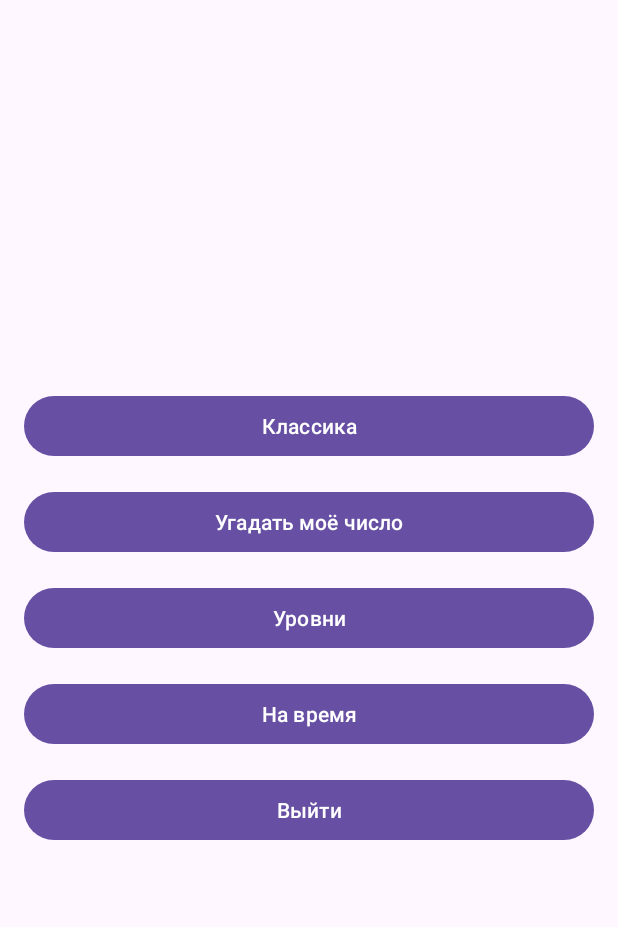
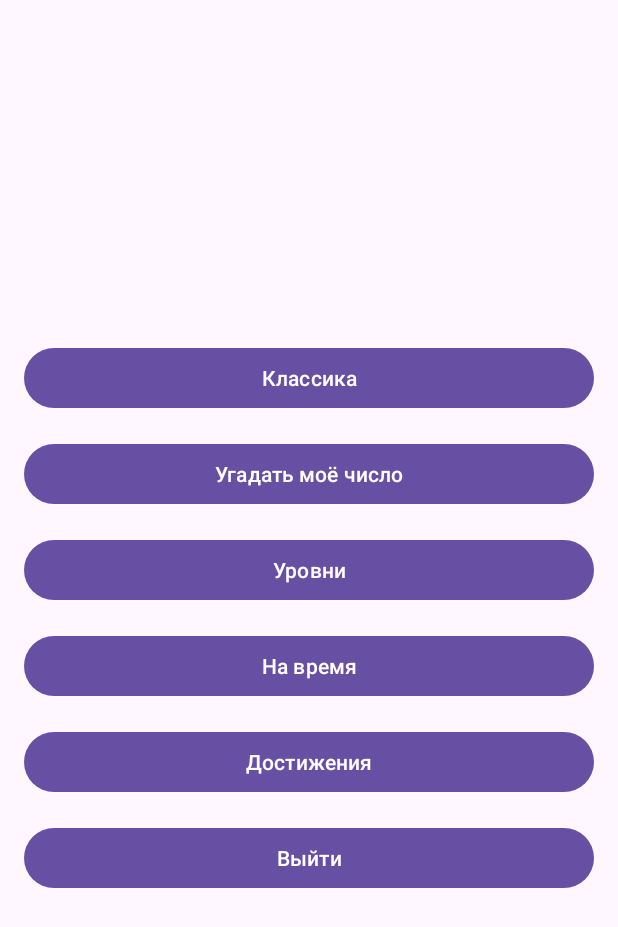
Before and after one commit to MaxKhlystov/Laba7, an Android app: the screen it shows after launch (MainActivity), on a phone screen of 412 x 824 dp. Shown: the top 927 px of the screen. Run offline under Robolectric (Android 15) with nearby library versions, the phone set to English and light mode, and no system bars.

Commit message:
загатовка под первое достижение

```diff
--- a/app/src/main/AndroidManifest.xml
+++ b/app/src/main/AndroidManifest.xml
@@ -23,6 +23,7 @@
         <activity android:name=".LevelsModeActivity" />
         <activity android:name=".GameLevelActivity" />
         <activity android:name=".TimeModeActivity" />
+        <activity android:name=".AchivementActivity" />
     </application>
 
 </manifest>
--- a/app/src/main/java/com/example/laba7maks/GameLogic.java
+++ b/app/src/main/java/com/example/laba7maks/GameLogic.java
@@ -18,7 +18,7 @@ public class GameLogic {
     }
 
     public void resetGameClassic() {
-        secretNumber = (int) (Math.random() * 100) + 1;
+        secretNumber = (int) (Math.random() * 1) + 1;
         attempts = 0;
         isGameOver = false;
         isTimeMode = false;
--- a/app/src/main/java/com/example/laba7maks/MainActivity.java
+++ b/app/src/main/java/com/example/laba7maks/MainActivity.java
@@ -18,6 +18,7 @@ public class MainActivity extends BaseActivity {
         Button btnPlayerNumber = findViewById(R.id.btnPlayerNumber);
         Button btnLevelsMode = findViewById(R.id.btnLevelsMode);
         Button btnTimeMode = findViewById(R.id.btnTimeMode);
+        Button btnAchivements = findViewById(R.id.btnAchivements);
         Button btnExit = findViewById(R.id.btnExit);
 
         btnClassic.setOnClickListener(v -> {
@@ -51,6 +52,14 @@ public class MainActivity extends BaseActivity {
             }
         });
 
+        btnAchivements.setOnClickListener(v -> {
+            try {
+                startActivity(new Intent(this, AchivementActivity.class));
+            } catch (Exception e) {
+                Log.e("MainActivity", "Ошибка запуска AchivementActivity", e);
+            }
+        });
+
         btnExit.setOnClickListener(v -> finish());
     }
 }
--- a/app/src/main/java/com/example/laba7maks/sharedPreferenced/PreferencesManager.java
+++ b/app/src/main/java/com/example/laba7maks/sharedPreferenced/PreferencesManager.java
@@ -14,19 +14,16 @@ public class PreferencesManager {
         sharedPreferences = context.getSharedPreferences(PREFS_NAME, Context.MODE_PRIVATE);
     }
 
-    // Сохраняет последний открытый уровень
     public void saveUnlockedLevel(int level) {
         sharedPreferences.edit()
                 .putInt(KEY_UNLOCKED_LEVEL, level)
                 .apply();
     }
 
-    // Возвращает последний открытый уровень (по умолчанию 1)
     public int getUnlockedLevel() {
         return sharedPreferences.getInt(KEY_UNLOCKED_LEVEL, 1);
     }
 
-    // Сбрасывает прогресс до 1 уровня
     public void resetProgress() {
         saveUnlockedLevel(1);
     }
--- a/app/src/main/res/layout/activity_main.xml
+++ b/app/src/main/res/layout/activity_main.xml
@@ -35,6 +35,13 @@
         android:layout_marginBottom="16dp"/>
 
     <Button
+        android:id="@+id/btnAchivements"
+        android:layout_width="match_parent"
+        android:layout_height="wrap_content"
+        android:text="Достижения"
+        android:layout_marginBottom="16dp"/>
+
+    <Button
         android:id="@+id/btnExit"
         android:layout_width="match_parent"
         android:layout_height="wrap_content"
--- a/app/src/main/res/layout/activity_player_number.xml
+++ b/app/src/main/res/layout/activity_player_number.xml
@@ -30,6 +30,7 @@
         android:textSize="18sp"
         android:layout_marginBottom="16dp"
         android:visibility="gone"/>
+
     <Button
         android:id="@+id/btnStart"
         android:layout_width="match_parent"
```
Also changed, not shown: app/src/main/java/com/example/laba7maks/AchivementActivity.java (added, +15 -0 lines), app/src/main/java/com/example/laba7maks/ClassicModeActivity.java (+23 -6 lines), app/src/main/res/layout/activity_achivement.xml (added, +16 -0 lines).
